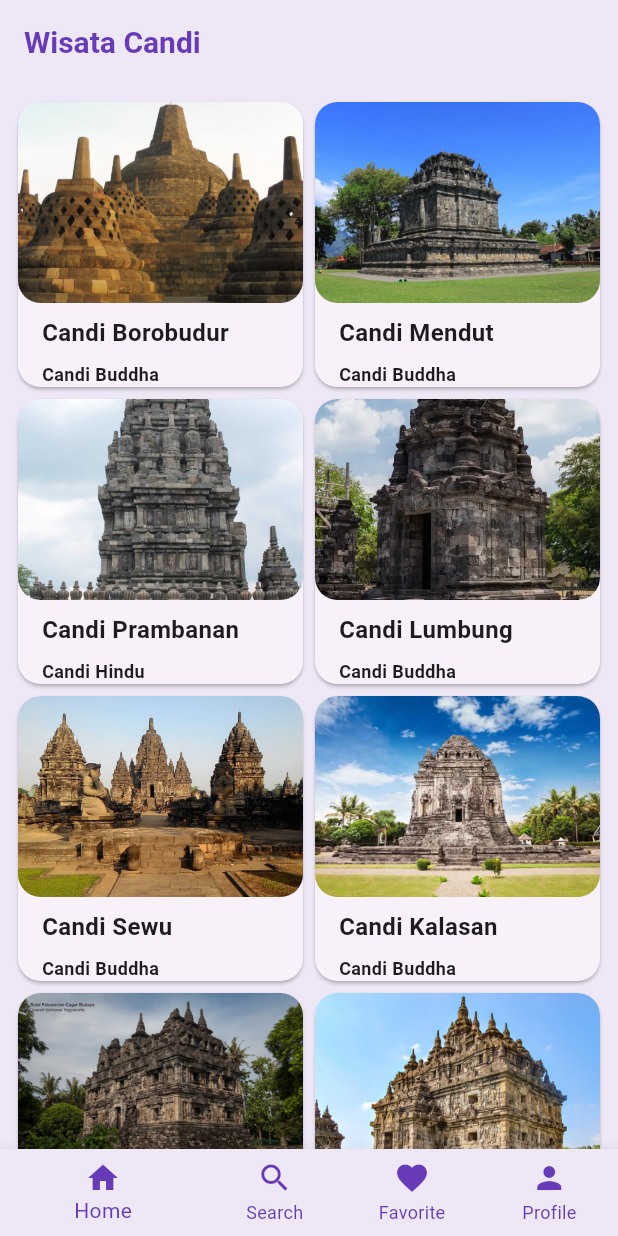
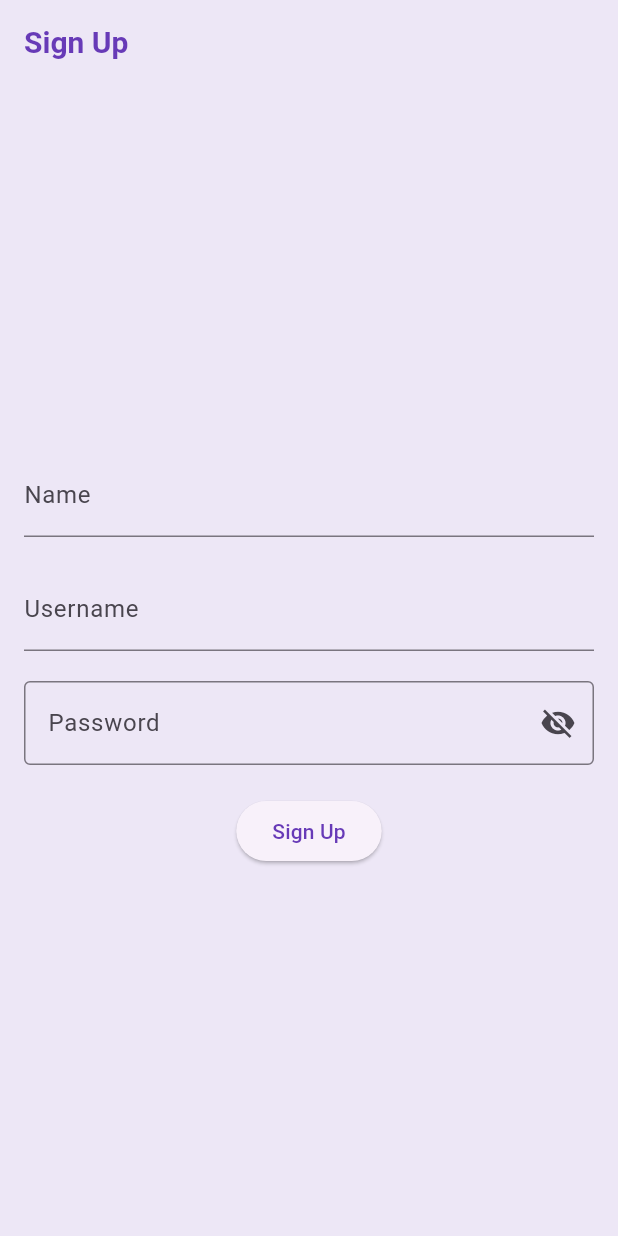
Before and after one commit to Mobile-Programming-MDP/materi-latihan-flutter-AdrianSuparto, a Flutter app: the screen it shows after launch, on a phone screen of 412 x 824 dp. Run offline on Flutter 3.47's test engine with Material 2 defaults, Android fonts, the phone set to English and light mode, and no system bars; our stand-ins replace connectivity_plus.

Commit message:
Menangani Masukkan Pengguna
signupsceeen

```diff
--- a/wisata_candi/lib/main.dart
+++ b/wisata_candi/lib/main.dart
@@ -3,6 +3,7 @@ import 'package:wisata_candi/screens/favorite_screen.dart';
 import 'package:wisata_candi/screens/home_screen.dart';
 import 'package:wisata_candi/screens/profile_screen.dart';
 import 'package:wisata_candi/screens/search_screen.dart';
+import 'package:wisata_candi/screens/SignUpScreen.dart';
 // import 'package:wisata_candi/screens/search_screen.dart';
 // import 'package:wisata_candi/screens/SignInScreen.dart';
 //import 'package:wisata_candi/data/candi_data.dart';
@@ -41,7 +42,8 @@ class MyApp extends StatelessWidget {
           // useMaterial3: true,
         ),
         // home: SignInScreen(),
-      home: MainScreen(),
+        home: SignUpScreen()
+        // MainScreen(),
         // home: HomeScreen(),
         //home: DetailScreen(candi: candiList[0]),
         );
--- /dev/null
+++ b/wisata_candi/lib/screens/SignUpScreen.dart
@@ -0,0 +1,118 @@
+import 'package:flutter/material.dart';
+import 'package:wisata_candi/screens/signInScreen.dart';
+
+class SignUpScreen extends StatefulWidget {
+  const SignUpScreen({super.key});
+
+  @override
+  State<SignUpScreen> createState() => _SignUpScreenState();
+}
+
+class _SignUpScreenState extends State<SignUpScreen> {
+  final TextEditingController _nameController = TextEditingController();
+  final TextEditingController _usernameController = TextEditingController();
+  final TextEditingController _passwordController = TextEditingController();
+
+  String _errorText = "";
+  bool _obscurePassword = true;
+
+  //TODO: 1 membuat fungsi _signUp
+  void _signUp() {
+    final String name = _nameController.text.trim();
+    final String username = _usernameController.text.trim();
+    final String password = _passwordController.text.trim();
+
+    if (password.length < 8 ||
+        !password.contains(RegExp(r'[A-Z]')) ||
+        !password.contains(RegExp(r'[a-z]')) ||
+        !password.contains(RegExp(r'[0-9]')) ||
+        !password.contains(RegExp(r'[!@#\$%^&*(),.?":{}|<>]'))) {
+      setState(() {
+        _errorText =
+            'Minimal 8 Karakter, kombinasi [A-Z], [a-z], [0-9],[!@#\$%^&*(),.?":{}|<>]';
+      });
+    } else {
+      setState(() {
+        _errorText = "";
+      });
+    }
+
+    print('* Sign Up berhasil! ');
+    print('Nama Pengguna: $username');
+    print('Password: $password');
+  }
+
+  //TODO: 2 membuat fungsi dispose
+  @override
+  void dispose() {
+    _nameController.dispose();
+    _usernameController.dispose();
+    _passwordController.dispose();
+  }
+
+  @override
+  Widget build(BuildContext context) {
+    return Scaffold(
+      appBar: AppBar(
+        title: const Text('Sign Up'),
+      ),
+      body: Center(
+        child: SingleChildScrollView(
+          child: Padding(
+            padding: const EdgeInsets.all(16),
+            child: Form(
+                child: Column(
+              crossAxisAlignment: CrossAxisAlignment.center,
+              mainAxisAlignment: MainAxisAlignment.center,
+              children: [
+                TextFormField(
+                  controller: _nameController,
+                  decoration: InputDecoration(
+                    labelText: 'Name',
+                    hintText: 'Masukkan Nama Anda',
+                  ),
+                ),
+                const SizedBox(height: 20),
+                TextFormField(
+                  controller: _usernameController,
+                  decoration: InputDecoration(
+                    labelText: 'Username',
+                    hintText: 'Masukkan Username',
+                    errorText: _errorText.isNotEmpty ? _errorText : null,
+                  ),
+                ),
+                const SizedBox(height: 20),
+                TextFormField(
+                  controller: _passwordController,
+                  decoration: InputDecoration(
+                    labelText: 'Password',
+                    hintText: 'Masukkan Password',
+                    errorText: _errorText.isNotEmpty ? _errorText : null,
+                    border: const OutlineInputBorder(),
+                    suffixIcon: IconButton(
+                      icon: Icon(
+                        _obscurePassword
+                            ? Icons.visibility_off
+                            : Icons.visibility,
+                      ),
+                      onPressed: () {
+                        setState(() {
+                          _obscurePassword = !_obscurePassword;
+                        });
+                      },
+                    ),
+                  ),
+                ),
+                const SizedBox(height: 20),
+                ElevatedButton(
+                  onPressed: _signUp,
+                  child: Text('Sign Up'),
+                ),
+              ],
+            )),
+          ),
+        ),
+      ),
+    );
+  }
+}
```
Lines whose indentation alone changed are shown as unchanged.
